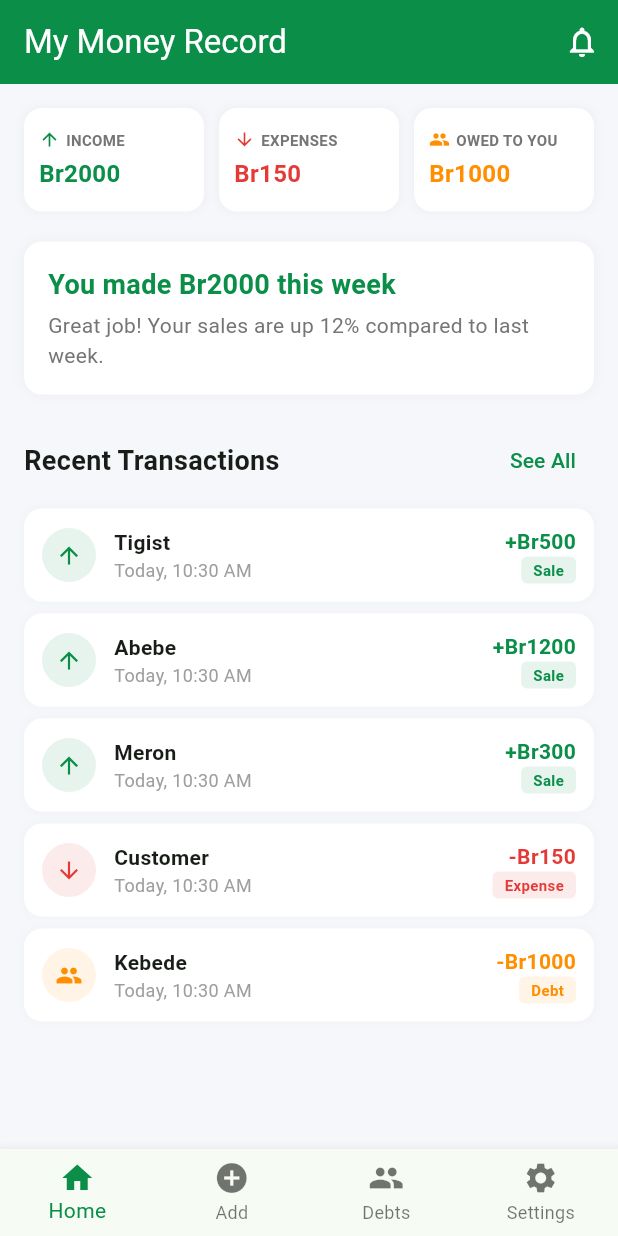
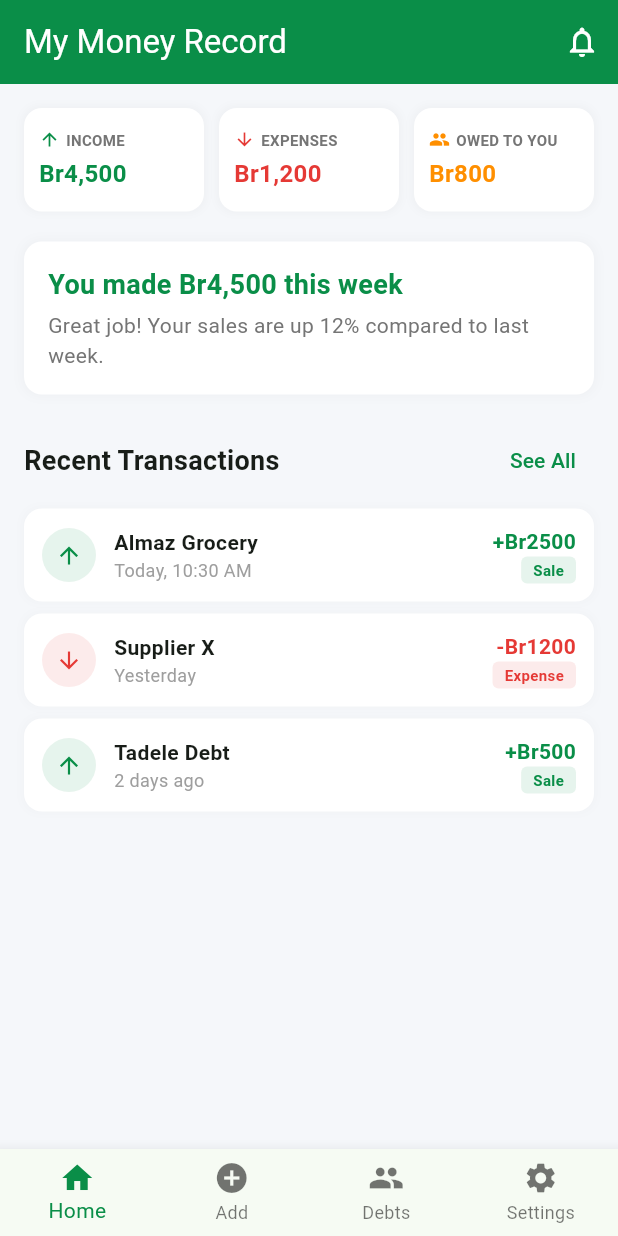
Before and after one commit to LuccianCross/MEKENET, a Flutter app: the screen it shows after launch, on a phone screen of 412 x 824 dp. Run offline on Flutter 3.47's test engine with Material 3 defaults, Android fonts, the phone set to English and light mode, and no system bars.

Commit message:
refactor: remove models/repositories, use static data in screens

```diff
--- a/mekenet_mobile/lib/main.dart
+++ b/mekenet_mobile/lib/main.dart
@@ -4,7 +4,6 @@ import 'screens/quick_add_screen.dart';
 import 'screens/debts_screen.dart';
 import 'screens/settings_screen.dart';
 import 'widgets/bottom_nav_bar.dart';
-import 'repositories/mock_transaction_repository.dart';
 
 void main() {
   runApp(const MyApp());
@@ -47,18 +46,16 @@ class MainScreen extends StatefulWidget {
 class _MainScreenState extends State<MainScreen> {
   int _currentIndex = 0;
 
-  final mockRepo = MockTransactionRepository();
-
   late final List<Widget> _screens;
 
   @override
   void initState() {
     super.initState();
-    _screens = [
-      HomeScreen(repository: mockRepo),
-      const QuickAddScreen(),
-      DebtsScreen(repository: mockRepo),
-      const SettingsScreen(),
+    _screens = const [
+      HomeScreen(),
+      QuickAddScreen(),
+      DebtsScreen(),
+      SettingsScreen(),
     ];
   }
 
--- a/mekenet_mobile/lib/models/transaction.dart
+++ /dev/null
@@ -1,34 +0,0 @@
-class Transaction {
-  final String id;
-  final double amount;
-  final String? sender;
-  final DateTime timestamp;
-  final String type; // 'income', 'expense', 'debt'
-  final String? note;
-
-  Transaction({
-    required this.id,
-    required this.amount,
-    this.sender,
-    required this.timestamp,
-    required this.type,
-    this.note,
-  });
-
-  factory Transaction.mock({
-    double? amount,
-    String? sender,
-    DateTime? timestamp,
-    String? type,
-    String? note,
-  }) {
-    return Transaction(
-      id: DateTime.now().millisecondsSinceEpoch.toString(),
-      amount: amount ?? 100.0,
-      sender: sender ?? 'Customer',
-      timestamp: timestamp ?? DateTime.now(),
-      type: type ?? 'income',
-      note: note,
-    );
-  }
-}
--- a/mekenet_mobile/lib/screens/home_screen.dart
+++ b/mekenet_mobile/lib/screens/home_screen.dart
@@ -1,53 +1,7 @@
 import 'package:flutter/material.dart';
-import '../repositories/transaction_repository.dart';
-import '../models/transaction.dart';
 
-class HomeScreen extends StatefulWidget {
-  final TransactionRepository repository;
-
-  const HomeScreen({super.key, required this.repository});
-
-  @override
-  State<HomeScreen> createState() => _HomeScreenState();
-}
-
-class _HomeScreenState extends State<HomeScreen> {
-  List<Transaction> _transactions = [];
-  double _weeklyIncome = 0;
-  double _weeklyExpenses = 0;
-  double _totalOwed = 0;
-  bool _loading = true;
-
-  @override
-  void initState() {
-    super.initState();
-    _loadData();
-  }
-
-  Future<void> _loadData() async {
-    setState(() => _loading = true);
-
-    final transactions = await widget.repository.getTransactions();
-    final now = DateTime.now();
-    final weekAgo = now.subtract(const Duration(days: 7));
-
-    final income = await widget.repository.getTotalIncome(weekAgo, now);
-
-    double expenses = 0;
-    double debts = 0;
-    for (var t in transactions) {
-      if (t.type == 'expense') expenses += t.amount;
-      if (t.type == 'debt') debts += t.amount;
-    }
-
-    setState(() {
-      _transactions = transactions;
-      _weeklyIncome = income;
-      _weeklyExpenses = expenses;
-      _totalOwed = debts;
-      _loading = false;
-    });
-  }
+class HomeScreen extends StatelessWidget {
+  const HomeScreen({super.key});
 
   @override
   Widget build(BuildContext context) {
@@ -65,37 +19,18 @@ class _HomeScreenState extends State<HomeScreen> {
           ),
         ],
       ),
-      body: RefreshIndicator(
-        onRefresh: _loadData,
-        child: _loading
-            ? const Center(child: CircularProgressIndicator())
-            : SingleChildScrollView(
+      body: SingleChildScrollView(
         padding: const EdgeInsets.all(16),
         child: Column(
           crossAxisAlignment: CrossAxisAlignment.start,
           children: [
             Row(
               children: [
-                        _buildSummaryCard(
-                          'INCOME',
-                          'Br${_weeklyIncome.toStringAsFixed(0)}',
-                          const Color(0xFF0A8E48),
-                          Icons.arrow_upward,
-                        ),
+                _buildSummaryCard('INCOME', 'Br4,500', const Color(0xFF0A8E48), Icons.arrow_upward),
                 const SizedBox(width: 10),
-                        _buildSummaryCard(
-                          'EXPENSES',
-                          'Br${_weeklyExpenses.toStringAsFixed(0)}',
-                          const Color(0xFFE53935),
-                          Icons.arrow_downward,
-                        ),
+                _buildSummaryCard('EXPENSES', 'Br1,200', const Color(0xFFE53935), Icons.arrow_downward),
                 const SizedBox(width: 10),
-                        _buildSummaryCard(
-                          'OWED TO YOU',
-                          'Br${_totalOwed.toStringAsFixed(0)}',
-                          const Color(0xFFFF8F00),
-                          Icons.people,
-                        ),
+                _buildSummaryCard('OWED TO YOU', 'Br800', const Color(0xFFFF8F00), Icons.people),
               ],
             ),
             const SizedBox(height: 20),
@@ -115,9 +50,9 @@ class _HomeScreenState extends State<HomeScreen> {
               child: Column(
                 crossAxisAlignment: CrossAxisAlignment.start,
                 children: [
-                          Text(
-                            'You made Br${_weeklyIncome.toStringAsFixed(0)} this week',
-                            style: const TextStyle(
+                  const Text(
+                    'You made Br4,500 this week',
+                    style: TextStyle(
                       fontSize: 18,
                       fontWeight: FontWeight.bold,
                       color: Color(0xFF0A8E48),
@@ -152,17 +87,10 @@ class _HomeScreenState extends State<HomeScreen> {
               ],
             ),
             const SizedBox(height: 8),
-                    ListView.builder(
-                      shrinkWrap: true,
-                      physics: const NeverScrollableScrollPhysics(),
-                      itemCount: _transactions.length > 5 ? 5 : _transactions.length,
-                      itemBuilder: (context, index) {
-                        final t = _transactions[index];
-                        return _buildTransactionTile(t);
-                      },
-                    ),
+            _buildTransactionTile('Almaz Grocery', 'Today, 10:30 AM', 2500, true),
+            _buildTransactionTile('Supplier X', 'Yesterday', 1200, false),
+            _buildTransactionTile('Tadele Debt', '2 days ago', 500, true),
           ],
-                ),
         ),
       ),
     );
@@ -215,26 +143,10 @@ class _HomeScreenState extends State<HomeScreen> {
     );
   }
 
-  Widget _buildTransactionTile(Transaction t) {
-    final isIncome = t.type == 'income';
-    final isDebt = t.type == 'debt';
-    Color color;
-    IconData icon;
-    String label;
-
-    if (isIncome) {
-      color = const Color(0xFF0A8E48);
-      icon = Icons.arrow_upward;
-      label = 'Sale';
-    } else if (isDebt) {
-      color = const Color(0xFFFF8F00);
-      icon = Icons.people;
-      label = 'Debt';
-    } else {
-      color = const Color(0xFFE53935);
-      icon = Icons.arrow_downward;
-      label = 'Expense';
-    }
+  Widget _buildTransactionTile(String title, String date, double amount, bool isIncome) {
+    final color = isIncome ? const Color(0xFF0A8E48) : const Color(0xFFE53935);
+    final icon = isIncome ? Icons.arrow_upward : Icons.arrow_downward;
+    final label = isIncome ? 'Sale' : 'Expense';
 
     return Container(
       margin: const EdgeInsets.only(bottom: 8),
@@ -263,14 +175,14 @@ class _HomeScreenState extends State<HomeScreen> {
               crossAxisAlignment: CrossAxisAlignment.start,
               children: [
                 Text(
-                  t.sender ?? 'Unknown',
+                  title,
                   style: const TextStyle(
                     fontWeight: FontWeight.w600,
                     fontSize: 14,
                   ),
                 ),
                 Text(
-                  _formatDate(t.timestamp),
+                  date,
                   style: TextStyle(
                     fontSize: 12,
                     color: Colors.grey[500],
@@ -283,7 +195,7 @@ class _HomeScreenState extends State<HomeScreen> {
             crossAxisAlignment: CrossAxisAlignment.end,
             children: [
               Text(
-                '${isIncome ? '+' : '-'}Br${t.amount.toStringAsFixed(0)}',
+                '${isIncome ? '+' : '-'}Br${amount.toStringAsFixed(0)}',
                 style: TextStyle(
                   fontWeight: FontWeight.bold,
                   color: color,
@@ -311,20 +223,4 @@ class _HomeScreenState extends State<HomeScreen> {
       ),
     );
   }
-
-  String _formatDate(DateTime date) {
-    final now = DateTime.now();
-    if (date.day == now.day && date.month == now.month && date.year == now.year) {
-      return 'Today, ${date.hour}:${date.minute.toString().padLeft(2, '0')} ${date.hour >= 12 ? 'PM' : 'AM'}';
-    } else if (date.day == now.day - 1 && date.month == now.month && date.year == now.year) {
-      return 'Yesterday';
-    } else {
-      return '${date.day} ${_getMonth(date.month)} ${date.year}';
 }
-  }
-
-  String _getMonth(int month) {
-    const months = ['Jan', 'Feb', 'Mar', 'Apr', 'May', 'Jun', 'Jul', 'Aug', 'Sep', 'Oct', 'Nov', 'Dec'];
-    return months[month - 1];
-  }
-}
```
Also changed, not shown: mekenet_mobile/lib/repositories/mock_transaction_repository.dart (deleted, +0 -42 lines), mekenet_mobile/lib/repositories/transaction_repository.dart (deleted, +0 -8 lines), mekenet_mobile/lib/screens/debts_screen.dart (+24 -62 lines), 2 other files. Lines whose indentation alone changed are shown as unchanged.
